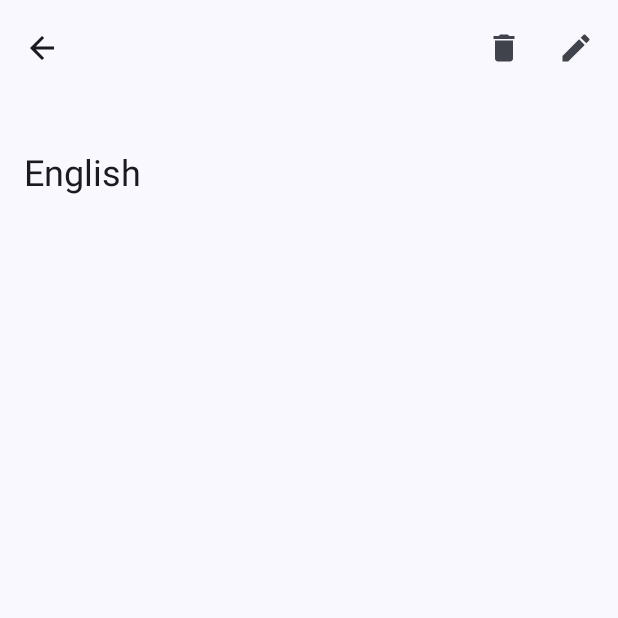
After one commit to wtgsoysa/Study-Smart, an Android app built with Jetpack Compose: the composable SubjectScreen shown on its own in the app's theme, on a phone screen of 412 x 824 dp, the top half of it. The commit adds this screen. Run offline under Robolectric (Android 15) with nearby library versions, the phone set to English and light mode, and no system bars.

Commit message:
Subject Screen Update

```diff
--- a/app/src/main/java/com/example/studysmart/MainActivity.kt
+++ b/app/src/main/java/com/example/studysmart/MainActivity.kt
@@ -12,6 +12,7 @@ import androidx.compose.runtime.Composable
 import androidx.compose.ui.Modifier
 import androidx.compose.ui.tooling.preview.Preview
 import com.example.studysmart.ui.dashboard.DashboardScreen
+import com.example.studysmart.ui.subject.SubjectScreen
 
 
 class MainActivity : ComponentActivity() {
@@ -19,7 +20,7 @@ class MainActivity : ComponentActivity() {
         super.onCreate(savedInstanceState)
         enableEdgeToEdge()
         setContent {
-            DashboardScreen()
+            SubjectScreen()
         }
     }
 }
--- /dev/null
+++ b/app/src/main/java/com/example/studysmart/ui/subject/SubjectScreen.kt
@@ -0,0 +1,89 @@
+package com.example.studysmart.ui.subject
+
+import androidx.compose.foundation.layout.fillMaxSize
+import androidx.compose.foundation.layout.padding
+import androidx.compose.foundation.lazy.LazyColumn
+import androidx.compose.material.icons.Icons
+import androidx.compose.material.icons.filled.ArrowBack
+import androidx.compose.material.icons.filled.Delete
+import androidx.compose.material.icons.filled.Edit
+import androidx.compose.material3.ExperimentalMaterial3Api
+import androidx.compose.material3.Icon
+import androidx.compose.material3.LargeTopAppBar
+import androidx.compose.material3.MaterialTheme
+import androidx.compose.material3.Scaffold
+import androidx.compose.material3.Text
+import androidx.compose.runtime.Composable
+import androidx.compose.ui.Modifier
+import androidx.compose.ui.text.style.TextOverflow
+import androidx.compose.material3.IconButton
+
+@Composable
+fun SubjectScreen() {
+    Scaffold(
+        topBar = {
+            SubjectScreenTopBar(
+                title = "English",
+                onBackButtonClick = { },
+                onDeleteButtonClick = { },
+                onEditButtonClick = { }
+            )
+        }
+    ) { paddingValues ->
+        LazyColumn(
+            modifier = Modifier
+                .fillMaxSize()
+                .padding(paddingValues)
+        ) {
+            // Content goes here
+        }
+    }
+}
+
+@OptIn(ExperimentalMaterial3Api::class)
+@Composable
+private fun SubjectScreenTopBar(
+    title: String,
+    onBackButtonClick: () -> Unit,
+    onDeleteButtonClick: () -> Unit,
+    onEditButtonClick: () -> Unit
+) {
+    LargeTopAppBar(
+        navigationIcon = {
+            IconButton(onClick = onBackButtonClick) {
+                Icon(
+                    imageVector = Icons.Default.ArrowBack,
+                    contentDescription = "Navigate back"
+                )
+            }
+        },
+        title = {
+            Text(
+                text = title,
+                maxLines = 1,
+                overflow = TextOverflow.Ellipsis,
+                style = MaterialTheme.typography.headlineSmall
+            )
+        },
+        actions = {
+            IconButton(onClick = onDeleteButtonClick) {
+                Icon(
+                    imageVector = Icons.Default.Delete,
+                    contentDescription = "Delete Subject"
+                )
+            }
+            IconButton(onClick = onEditButtonClick) {
+                Icon(
+                    imageVector = Icons.Default.Edit,
+                    contentDescription = "Edit Subject"
+                )
+            }
+        }
+    )
+}
+
+
+@Composable
+private fun SubjectOverviewScreen() {
+
+}
```
